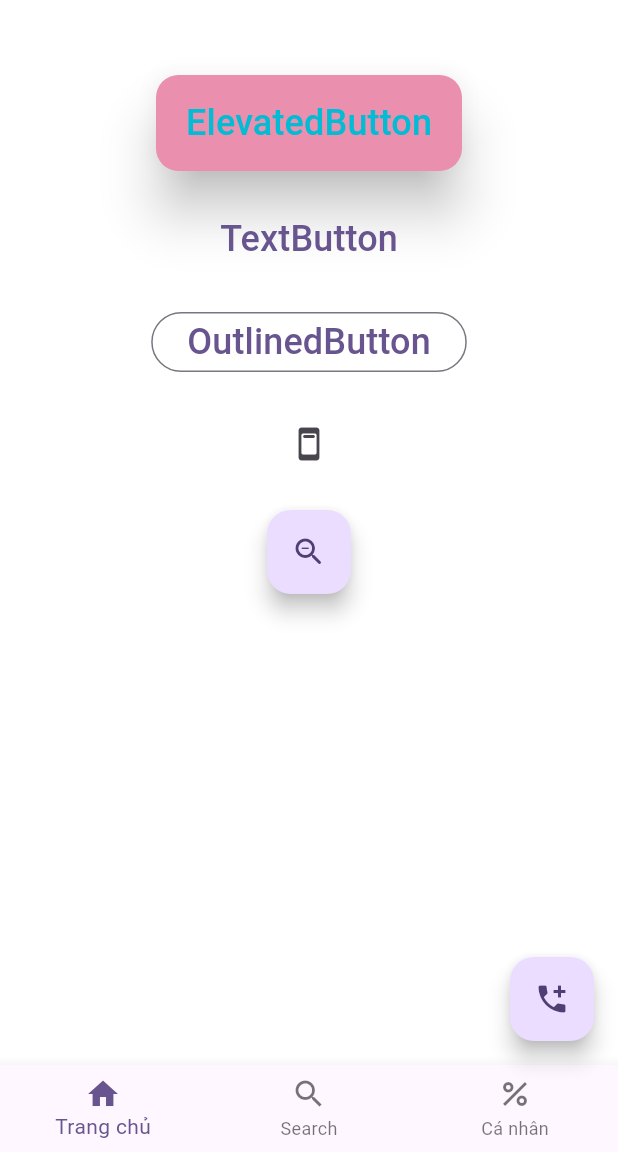
After one commit to Do2304/learn-Flutter-titv, a Flutter app: the screen it shows after launch, on a phone screen of 412 x 824 dp, the part 84-1236 px from its top. The commit adds this screen. Run offline on Flutter 3.47's test engine with Material 3 defaults, Android fonts, the phone set to English and light mode, and no system bars.

Commit message:
learn button

```diff
--- a/lib/main.dart
+++ b/lib/main.dart
@@ -4,6 +4,7 @@ import 'myAppBar.dart';
 import 'myText.dart';
 import 'myContainer.dart';
 import 'myColumnAndRow.dart';
+import 'myButton.dart';
 
 void main() {
   runApp(const MyApp());
@@ -20,7 +21,7 @@ class MyApp extends StatelessWidget {
       theme: ThemeData(
         colorScheme: ColorScheme.fromSeed(seedColor: Colors.deepPurple),
       ),
-      home: myColumnAndRow(),
+      home: myButton(),
     );
   }
 }
--- /dev/null
+++ b/lib/myButton.dart
@@ -0,0 +1,102 @@
+import 'package:flutter/material.dart';
+
+class myButton extends StatelessWidget {
+  const myButton({super.key});
+
+  @override
+  Widget build(BuildContext context) {
+    return Scaffold(
+      appBar: AppBar(
+        title: Text("learn flutter"),
+        backgroundColor: Colors.blue,
+        elevation: 4,
+        actions: [
+          IconButton(
+            onPressed: () {
+              print("b1");
+            },
+            icon: Icon(Icons.search),
+          ),
+          IconButton(
+            onPressed: () {
+              print("b2");
+            },
+            icon: Icon(Icons.abc),
+          ),
+          IconButton(
+            onPressed: () {
+              print("b3");
+            },
+            icon: Icon(Icons.more_vert_outlined),
+          ),
+        ],
+      ),
+      backgroundColor: Colors.white,
+      body: Center(
+        child: Column(
+          children: [
+            //learn Button
+            SizedBox(height: 50),
+            ElevatedButton(
+              onPressed: () {
+                print('ElevatedButton');
+              },
+              child: Text('ElevatedButton', style: TextStyle(fontSize: 24)),
+              style: ElevatedButton.styleFrom(
+                backgroundColor: const Color.fromARGB(255, 234, 143, 173),
+                foregroundColor: Colors.cyan,
+                shape: RoundedRectangleBorder(
+                  borderRadius: BorderRadius.circular(15),
+                ),
+                padding: EdgeInsets.symmetric(horizontal: 20, vertical: 15),
+                elevation: 15,
+              ),
+            ),
+            SizedBox(height: 20),
+            TextButton(
+              onPressed: () {
+                print("TextButton");
+              },
+              child: Text("TextButton", style: TextStyle(fontSize: 24)),
+            ),
+            SizedBox(height: 20),
+            OutlinedButton(
+              onPressed: () {
+                print("OutlinedButton");
+              },
+              child: Text("OutlinedButton", style: TextStyle(fontSize: 24)),
+            ),
+            SizedBox(height: 20),
+            IconButton(
+              onPressed: () {
+                print("IconButton");
+              },
+              icon: const Icon(Icons.ad_units_rounded),
+            ),
+            SizedBox(height: 20),
+            FloatingActionButton(
+              onPressed: () {
+                print("FloatingActionButton");
+              },
+              child: Icon(Icons.zoom_out_rounded),
+            ),
+          ],
+        ),
+      ),
+
+      floatingActionButton: FloatingActionButton(
+        onPressed: () {
+          print("Pressed");
+        },
+        child: const Icon(Icons.add_ic_call),
+      ),
+      bottomNavigationBar: BottomNavigationBar(
+        items: [
+          BottomNavigationBarItem(icon: Icon(Icons.home), label: "Trang chủ"),
+          BottomNavigationBarItem(icon: Icon(Icons.search), label: "Search"),
+          BottomNavigationBarItem(icon: Icon(Icons.percent), label: "Cá nhân"),
+        ],
+      ),
+    );
+  }
+}
```
